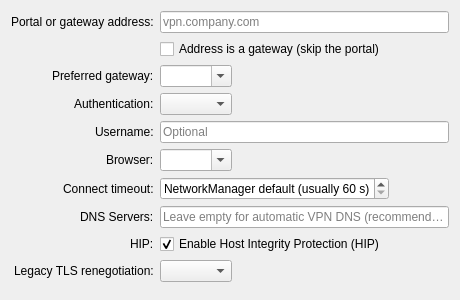
Old version of the form plugins/plasma/gpclientwidget.ui in the repository AceOfSnakes/GlobalProtect-SAML-NetworkManager.
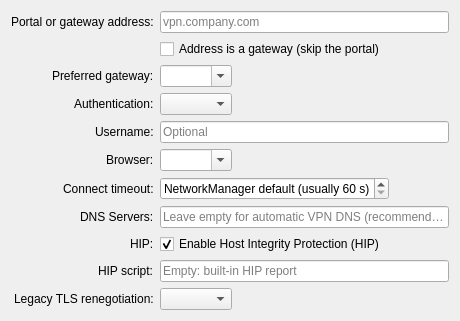
New version of the form.

Commit message:
Editors: add the HIP script field (#65)
GTK3, GTK4 and Plasma editors get a "HIP script:" entry below the HIP
checkbox for the hip-script setting. The value is trimmed; an empty
value removes the key. It is saved even when HIP is off (the service
ignores it then), and the entry is greyed out while HIP is off.

Claude-Session: https://claude.ai/code/session_016cgAD1wW3Bxet6Q7RTpA9b

```diff
--- a/plugins/plasma/gpclientwidget.ui
+++ b/plugins/plasma/gpclientwidget.ui
@@ -177,13 +177,32 @@
     </widget>
    </item>
    <item row="9" column="0">
+    <widget class="QLabel" name="hipScriptLabel">
+     <property name="text">
+      <string>HIP script:</string>
+     </property>
+    </widget>
+   </item>
+   <item row="9" column="1">
+    <widget class="QLineEdit" name="hipScriptLineEdit">
+     <property name="toolTip">
+      <string>Optional absolute path to a custom HIP executable, passed to gpclient as --hip=&lt;path&gt;.
+The service runs it as root: it must be a root-owned file that is not writable by group or others, in root-owned directories that are not writable by group or others. Otherwise the connection fails.
+Ignored when HIP is off.</string>
+     </property>
+     <property name="placeholderText">
+      <string>Empty: built-in HIP report</string>
+     </property>
+    </widget>
+   </item>
+   <item row="10" column="0">
     <widget class="QLabel" name="fixOpensslLabel">
      <property name="text">
       <string>Legacy TLS renegotiation:</string>
      </property>
     </widget>
    </item>
-   <item row="9" column="1">
+   <item row="10" column="1">
     <widget class="QComboBox" name="fixOpensslComboBox">
      <property name="toolTip">
       <string>Portals with an old TLS stack need renegotiation that OpenSSL 3 refuses by default.
```
The commit also changes 3 other files.
